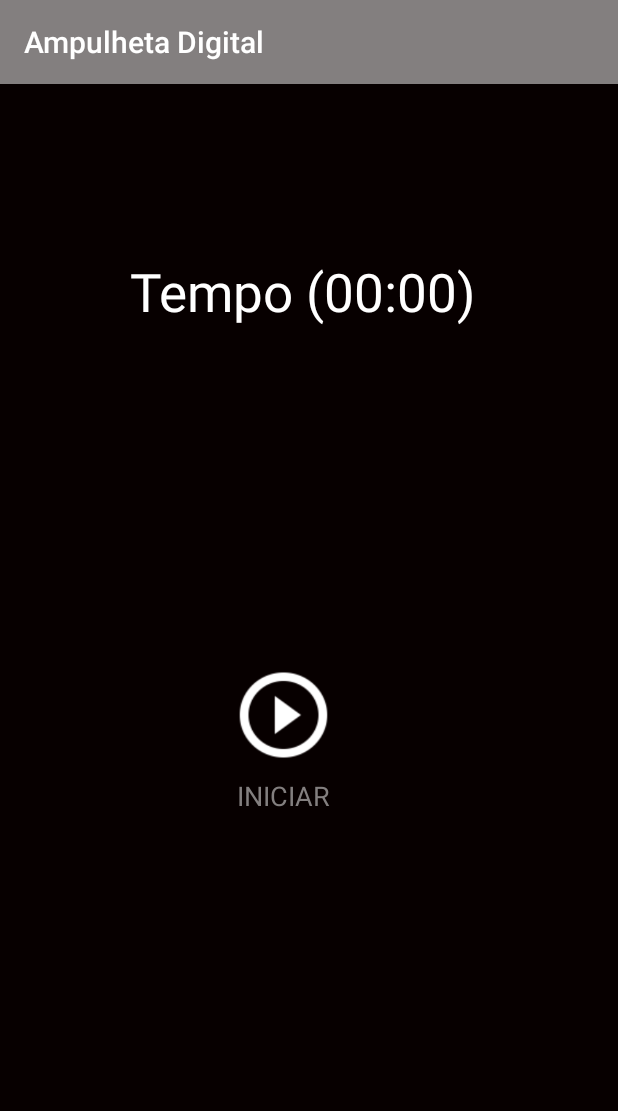
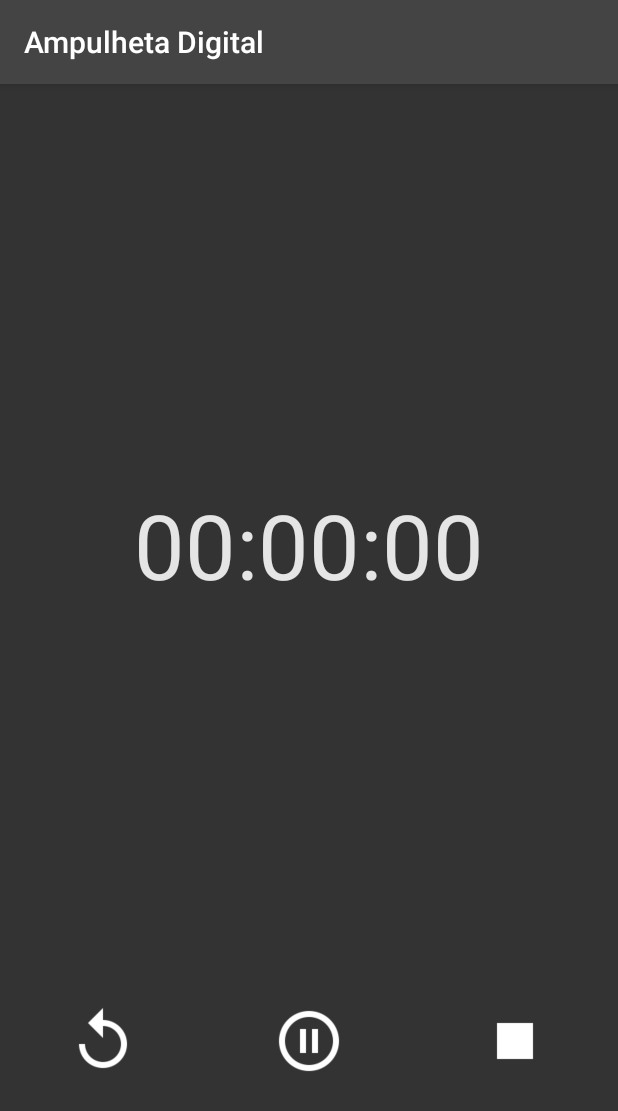
Before and after one commit to demetriosmiguel/AmpulhetaDigital, an Android app: the screen it shows after launch (MainActivity), on a phone screen of 412 x 824 dp. Shown: the top 1111 px of the screen. Run offline under Robolectric (Android 15) with nearby library versions, the phone set to English and light mode, and no system bars.

Commit message:
Ajustes no layout e cores. Removido componente Chronometer.

```diff
--- a/app/src/main/java/com/example/demtriosmiguel/ampulhetadigital/MainActivity.java
+++ b/app/src/main/java/com/example/demtriosmiguel/ampulhetadigital/MainActivity.java
@@ -13,16 +13,10 @@ import android.view.*;
 
 public class MainActivity extends AppCompatActivity {
 
-    Chronometer chronometer;
-    Button btstart, btpause, btStop, btReset;
-    TextView textoReniciar, textoIniciar, textoPausar, textoParar;
-    boolean Click;
-
     @Override
     protected void onCreate(Bundle savedInstanceState) {
         super.onCreate(savedInstanceState);
         setContentView(R.layout.activity_main);
-
 
         // formula para calculo de tempo
         /*
@@ -56,126 +50,5 @@ public class MainActivity extends AppCompatActivity {
         Log.i("MINUTOS", String.valueOf(calculoMinutos));
         Log.i("SEGUNDOS", String.valueOf(calculoSegundos));
 
-        /* Declarando o tipo click como buleano como verdadeiro;
-         Estanciando as variaveis*/
-
-        Click = true;
-        chronometer = (Chronometer) findViewById(R.id.chronometer);
-        btstart = (Button) findViewById(R.id.btstart);
-        btpause = (Button) findViewById(R.id.btpauseId);
-        btStop = (Button) findViewById(R.id.btStop);
-        btReset = (Button) findViewById(R.id.btReset);
-
-        textoReniciar = (TextView) findViewById(R.id.textoReniciarId);
-        textoIniciar = (TextView) findViewById(R.id.textoIniciarId);
-        textoPausar = (TextView) findViewById(R.id.textoPausarId);
-        textoParar = (TextView) findViewById(R.id.textoPararId);
-
-        // habilitando e desabilitando os botões;
-
-        btstart.setVisibility(View.VISIBLE);
-        btpause.setVisibility(View.GONE);
-        btReset.setVisibility(View.GONE);
-        btStop.setVisibility(View.GONE);
-
-        // habilitando e desabilitando os textos dos botoes;
-
-        textoIniciar.setVisibility(View.VISIBLE);
-        textoReniciar.setVisibility(View.GONE);
-        textoPausar.setVisibility(View.GONE);
-        textoParar.setVisibility(View.GONE);
-
-        // setando os botoes passando os evendos de click condicionando o mesmo  e startando o cronometro;
-
-        btstart.setOnClickListener(new View.OnClickListener() {
-
-            @Override
-            public void onClick(View arg0) {
-
-                if (Click)
-                    chronometer.setBase(SystemClock.elapsedRealtime());
-
-                chronometer.start();
-
-                btstart.setVisibility(View.GONE);
-                btpause.setVisibility(View.VISIBLE);
-                btReset.setVisibility(View.VISIBLE);
-                btStop.setVisibility(View.VISIBLE);
-
-                textoIniciar.setVisibility(View.GONE);
-                textoReniciar.setVisibility(View.VISIBLE);
-                textoPausar.setVisibility(View.VISIBLE);
-                textoParar.setVisibility(View.VISIBLE);
-
-            }
-        });
-
-        btpause.setOnClickListener(new View.OnClickListener() {
-
-            @Override
-            public void onClick(View arg0) {
-
-                Click = false;
-                chronometer.stop();
-
-                btstart.setVisibility(View.VISIBLE);
-                btpause.setVisibility(View.GONE);
-                btReset.setVisibility(View.VISIBLE);
-                btStop.setVisibility(View.VISIBLE);
-
-                textoIniciar.setVisibility(View.VISIBLE);
-                textoReniciar.setVisibility(View.VISIBLE);
-                textoPausar.setVisibility(View.GONE);
-                textoParar.setVisibility(View.VISIBLE);
-
-            }
-        });
-
-        btStop.setOnClickListener(new View.OnClickListener() {
-
-            @Override
-            public void onClick(View arg0) {
-
-                Click = true;
-                chronometer.stop();
-                chronometer.setText("Tempo (00:00)");
-
-                btstart.setVisibility(View.VISIBLE);
-                btpause.setVisibility(View.GONE);
-                btReset.setVisibility(View.GONE);
-                btStop.setVisibility(View.GONE);
-
-                textoIniciar.setVisibility(View.VISIBLE);
-                textoReniciar.setVisibility(View.GONE);
-                textoPausar.setVisibility(View.GONE);
-                textoParar.setVisibility(View.GONE);
-
-            }
-        });
-
-        btReset.setOnClickListener(new View.OnClickListener() {
-
-            @Override
-            public void onClick(View arg0) {
-
-                btstart.setVisibility(View.GONE);
-                btpause.setVisibility(View.VISIBLE);
-                btReset.setVisibility(View.VISIBLE);
-                btStop.setVisibility(View.VISIBLE);
-
-                textoIniciar.setVisibility(View.GONE);
-                textoReniciar.setVisibility(View.VISIBLE);
-                textoPausar.setVisibility(View.VISIBLE);
-                textoParar.setVisibility(View.VISIBLE);
-
-                Click = true;
-                chronometer.stop();
-                chronometer.setText("Tempo (00:00)");
-                chronometer.setBase(SystemClock.elapsedRealtime());
-                chronometer.start();
-
-            }
-        });
-
     }
 }
--- a/app/src/main/res/layout/activity_main.xml
+++ b/app/src/main/res/layout/activity_main.xml
@@ -1,106 +1,94 @@
 <?xml version="1.0" encoding="utf-8"?>
-<AbsoluteLayout
+<LinearLayout xmlns:android="http://schemas.android.com/apk/res/android"
+    android:orientation="vertical"
+    android:layout_width="match_parent"
+    android:layout_height="match_parent"
+    android:background="#333"
+    android:weightSum="5">
 
-    xmlns:android="http://schemas.android.com/apk/res/android"
-    android:layout_width="fill_parent"
-    android:layout_height="fill_parent"
-    android:orientation="vertical"
-    android:background="#070000">
-
-    <Chronometer
-        android:id="@+id/chronometer"
-        android:layout_width="wrap_content"
-        android:layout_height="wrap_content"
-        android:textSize="35sp" android:format="Tempo (%s)"
-        android:layout_gravity="center_horizontal"
-        android:textColor="#ffffff"
-        android:layout_x="87dp"
-        android:layout_y="115dp" />
-
-    <AbsoluteLayout
-        android:id="@+id/linearLayout3"
+    <LinearLayout
         android:layout_width="match_parent"
-        android:layout_height="160dp"
-        android:orientation="horizontal"
-        android:gravity="center"
-        android:layout_x="1dp"
-        android:layout_y="380dp">
-
-        <Button
-            android:layout_width="70sp"
-            android:layout_height="68sp"
-            android:id="@+id/btReset"
-            android:background="@drawable/ic_replay_white_48dp"
-            android:layout_x="10dp"
-            android:layout_y="6dp" />
-
-        <Button
-            android:id="@+id/btStop"
-            android:layout_width="70sp"
-            android:layout_height="68sp"
-            android:background="@drawable/ic_stop_white_48dp"
-            android:layout_x="292dp"
-            android:layout_y="5dp" />
+        android:layout_height="0dp"
+        android:layout_weight="4"
+        >
 
         <TextView
-            android:layout_width="wrap_content"
-            android:layout_height="wrap_content"
-            android:textAppearance="?android:attr/textAppearanceMedium"
-            android:text="@string/para"
-            android:id="@+id/textoPararId"
-            android:layout_x="302dp"
-            android:layout_y="75dp"
-            android:textColor="#FF837F7F" />
+            android:layout_width="match_parent"
+            android:layout_height="match_parent"
+            android:textAppearance="?android:attr/textAppearanceLarge"
+            android:text="00:00:00"
+            android:id="@+id/textView"
+            android:gravity="center_vertical|center_horizontal"
+            android:textColor="#E5E5E5"
+            android:textSize="60sp" />
 
-        <TextView
-            android:layout_width="wrap_content"
-            android:layout_height="wrap_content"
-            android:textAppearance="?android:attr/textAppearanceMedium"
-            android:text="@string/reniciar"
-            android:id="@+id/textoReniciarId"
-            android:layout_x="10dp"
-            android:layout_y="77dp"
-            android:textColor="#FF837F7F" />
+    </LinearLayout>
+
+    <LinearLayout
+        android:layout_width="match_parent"
+        android:layout_height="0dp"
+        android:orientation="horizontal"
+        android:baselineAligned="false"
+        android:weightSum="3"
+        android:layout_weight="1">
+
+        <LinearLayout
+            android:layout_width="0dp"
+            android:layout_height="match_parent"
+            android:layout_weight="1"
+            android:orientation="vertical">
+
+            <Button
+                android:id="@+id/botaoReiniciar"
+                android:layout_width="@android:dimen/app_icon_size"
+                android:layout_height="@android:dimen/app_icon_size"
+                android:background="@drawable/ic_replay_white_48dp"
+                android:visibility="visible"
+                android:layout_gravity="center_horizontal" />
+
+        </LinearLayout>
 
         <FrameLayout
-            android:layout_width="200dp"
-            android:layout_height="100dp"
-            android:layout_x="89dp"
-            android:layout_y="7dp">
+            android:layout_width="0dp"
+            android:layout_height="match_parent"
+            android:layout_weight="1">
 
             <Button
-                android:id="@+id/btstart"
-                android:layout_width="70dp"
-                android:layout_height="68dp"
-                android:background="@drawable/ic_play_circle_outline_white_48dp"
-                android:layout_gravity="center_horizontal|top" />
+                android:id="@+id/botaoPausar"
+                android:layout_width="@android:dimen/app_icon_size"
+                android:layout_height="@android:dimen/app_icon_size"
+                android:background="@drawable/ic_pause_circle_outline_white_48dp"
+                android:layout_gravity="center_horizontal"
+                android:gravity="center_vertical|center_horizontal"
+                android:visibility="visible"/>
 
             <Button
-                android:id="@+id/btpauseId"
-                android:layout_width="70sp"
-                android:layout_height="68sp"
-                android:background="@drawable/ic_pause_circle_outline_white_48dp"
-                android:layout_gravity="center_horizontal|top" />
+                android:id="@+id/botaoIniciar"
+                android:layout_width="@android:dimen/app_icon_size"
+                android:layout_height="@android:dimen/app_icon_size"
+                android:background="@drawable/ic_play_circle_outline_white_48dp"
+                android:layout_gravity="center_horizontal"
+                android:visibility="gone"
+                android:gravity="center_vertical|center_horizontal" />
 
-            <TextView
-                android:layout_width="wrap_content"
-                android:layout_height="wrap_content"
-                android:textAppearance="?android:attr/textAppearanceMedium"
-                android:text="@string/iniciar"
-                android:id="@+id/textoIniciarId"
-                android:textColor="#FF837F7F"
-                android:layout_gravity="center_horizontal|bottom" />
-
-            <TextView
-                android:layout_width="wrap_content"
-                android:layout_height="wrap_content"
-                android:textAppearance="?android:attr/textAppearanceMedium"
-                android:text="@string/pause"
-                android:id="@+id/textoPausarId"
-                android:textColor="#FF837F7F"
-                android:layout_gravity="center_horizontal|bottom" />
         </FrameLayout>
 
-    </AbsoluteLayout>
+        <LinearLayout
+            android:layout_width="0dp"
+            android:layout_height="match_parent"
+            android:orientation="vertical"
+            android:layout_weight="1">
 
-</AbsoluteLayout>
+            <Button
+                android:id="@+id/botaoParar"
+                android:layout_width="@android:dimen/app_icon_size"
+                android:layout_height="@android:dimen/app_icon_size"
+                android:background="@drawable/ic_stop_white_48dp"
+                android:visibility="visible"
+                android:layout_gravity="center_horizontal" />
+
+        </LinearLayout>
+
+    </LinearLayout>
+
+</LinearLayout>
--- a/app/src/main/res/values/colors.xml
+++ b/app/src/main/res/values/colors.xml
@@ -1,6 +1,6 @@
 <?xml version="1.0" encoding="utf-8"?>
 <resources>
-    <color name="colorPrimary">#FF837F7F</color>
+    <color name="colorPrimary">#444</color>
     <color name="colorPrimaryDark">#070000</color>
-    <color name="colorAccent">#FF4081</color>
+    <color name="colorAccent">#333</color>
 </resources>
```
